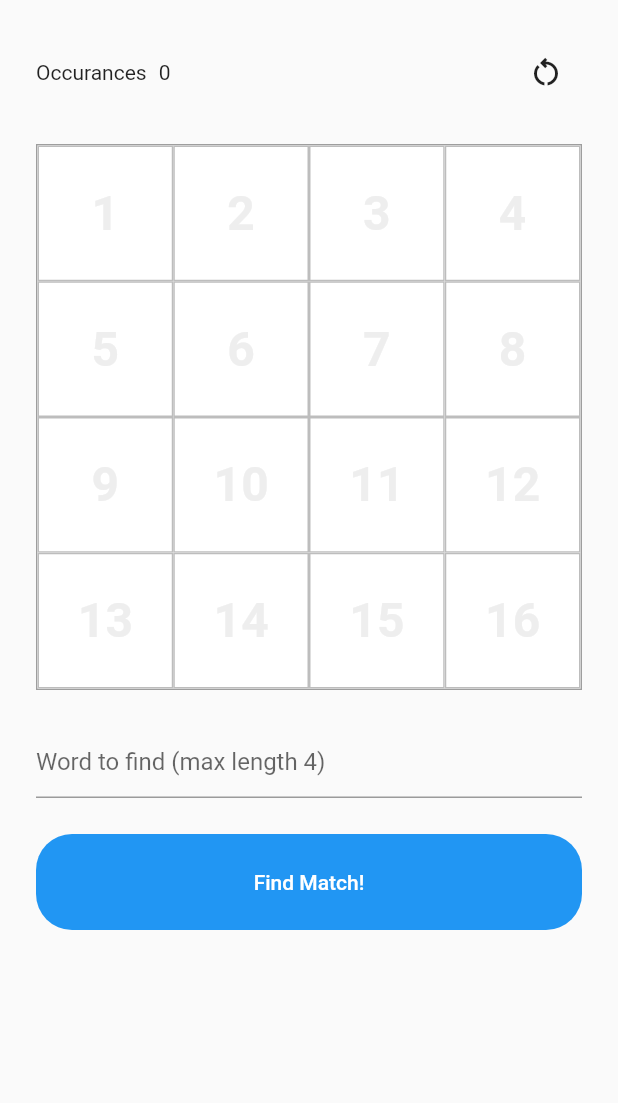
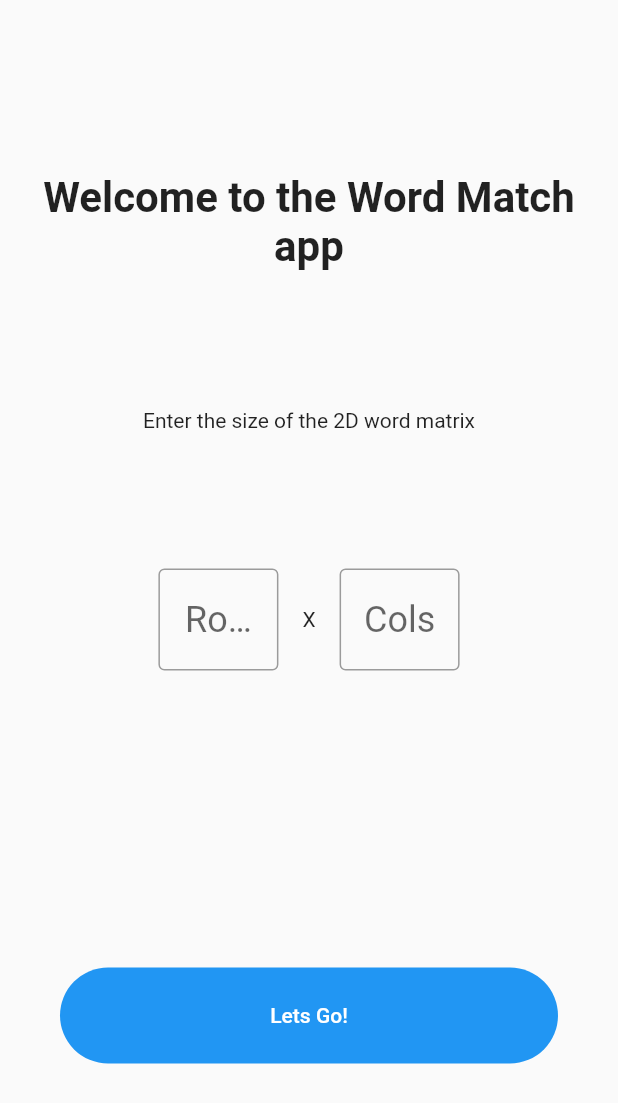
Before and after one commit to AjinkyaASK/word_match, a Flutter app: the screen it shows after launch, on a phone screen of 412 x 824 dp. Shown: the top 1103 px of the screen. Run offline on Flutter 3.47's test engine with Material 2 defaults, Android fonts, the phone set to English and light mode, and no system bars.

Commit message:
Added splash screen + Made few UI corrections and tweaks + Added navigation to from puzzle screen to start screen

```diff
--- a/lib/src/main_app.dart
+++ b/lib/src/main_app.dart
@@ -1,6 +1,7 @@
 import 'package:flutter/material.dart';
 
 import 'screens/puzzle/view.dart';
+import 'screens/start_screen/view.dart';
 
 class MainApp extends StatelessWidget {
   const MainApp({Key? key}) : super(key: key);
@@ -9,10 +10,7 @@ class MainApp extends StatelessWidget {
   Widget build(BuildContext context) {
     return MaterialApp(
       debugShowCheckedModeBanner: false,
-      home: PuzzleScreen(
-        rows: 4,
-        columns: 4,
-      ),
+      home: StartScreen(),
     );
   }
 }
--- /dev/null
+++ b/lib/src/screens/start_screen/view.dart
@@ -0,0 +1,138 @@
+import 'package:flutter/material.dart';
+import 'package:provider/provider.dart';
+
+import '../../values/labels.dart';
+import 'logic.dart';
+
+class StartScreen extends StatelessWidget {
+  const StartScreen({Key? key}) : super(key: key);
+
+  @override
+  Widget build(BuildContext context) {
+    return ChangeNotifierProvider<StartScreenController>(
+      create: (_) => StartScreenController(),
+      child: Consumer<StartScreenController>(
+        builder: (__, controller, ___) {
+          return Scaffold(
+            body: SafeArea(
+              child: Center(
+                child: Padding(
+                  padding: const EdgeInsets.all(24.0),
+                  child: Column(
+                    mainAxisAlignment: MainAxisAlignment.spaceEvenly,
+                    children: [
+                      Text(
+                        Labels.welcomeMessage,
+                        textAlign: TextAlign.center,
+                        style: TextStyle(
+                          fontSize: 28.0,
+                          fontWeight: FontWeight.bold,
+                        ),
+                      ),
+                      // Spacer(),
+                      Text(Labels.enterMatrixSizeMessage),
+                      Form(
+                        key: controller.formKey,
+                        child: Row(
+                          mainAxisSize: MainAxisSize.min,
+                          children: [
+                            /// Rows
+                            Padding(
+                              padding: const EdgeInsets.only(right: 16.0),
+                              child: SizedBox(
+                                width: 80.0,
+                                child: TextFormField(
+                                  controller:
+                                      controller.rowsCountTextController,
+                                  validator: controller.validateInput,
+                                  keyboardType: TextInputType.number,
+                                  textInputAction: TextInputAction.next,
+                                  textAlign: TextAlign.center,
+                                  style: TextStyle(
+                                    fontSize: 24.0,
+                                  ),
+                                  decoration: InputDecoration(
+                                    border: OutlineInputBorder(),
+                                    hintText: Labels.rowsTextInputHint,
+                                    errorStyle: TextStyle(height: 0),
+                                  ),
+                                ),
+                              ),
+                            ),
+
+                            /// Separator
+                            Text(Labels.rowsAndColumnsSeparator),
+
+                            /// Columns
+                            Padding(
+                              padding: const EdgeInsets.only(left: 16.0),
+                              child: SizedBox(
+                                width: 80.0,
+                                child: TextFormField(
+                                  controller:
+                                      controller.columnsCountTextController,
+                                  validator: controller.validateInput,
+                                  keyboardType: TextInputType.number,
+                                  textInputAction: TextInputAction.done,
+                                  textAlign: TextAlign.center,
+                                  style: TextStyle(
+                                    fontSize: 24.0,
+                                  ),
+                                  decoration: InputDecoration(
+                                    border: OutlineInputBorder(),
+                                    hintText: Labels.columnsTextInputHint,
+                                    errorStyle: TextStyle(height: 0),
+                                  ),
+                                ),
+                              ),
+                            ),
+                          ],
+                        ),
+                      ),
+
+                      Text(
+                        controller.errorMessage,
+                        style: TextStyle(color: Colors.red),
+                      ),
+
+                      Padding(
+                        padding: const EdgeInsets.symmetric(horizontal: 16.0),
+                        child: TextButton(
+                          onPressed: () => controller.onSubmit(context),
+                          style: ButtonStyle(
+                            padding: MaterialStateProperty.all(
+                                const EdgeInsets.symmetric(
+                              vertical: 24.0,
+                            )),
+                            shape: MaterialStateProperty.all(
+                                RoundedRectangleBorder(
+                                    borderRadius: BorderRadius.circular(32.0))),
+                            foregroundColor:
+                                MaterialStateProperty.all(Colors.white),
+                            backgroundColor:
+                                MaterialStateProperty.resolveWith((states) {
+                              if (states.contains(MaterialState.pressed))
+                                return Colors.blue.shade700;
+                              return Colors.blue;
+                            }),
+                          ),
+                          child: SizedBox(
+                            width: double.maxFinite,
+                            child: Text(
+                              Labels.goButton,
+                              textAlign: TextAlign.center,
+                            ),
+                          ),
+                        ),
+                      ),
+                    ],
+                  ),
+                ),
+              ),
+            ),
+          );
+        },
+      ),
+    );
+  }
+}
--- a/lib/src/values/labels.dart
+++ b/lib/src/values/labels.dart
@@ -1,8 +1,21 @@
 class Labels {
   // Generic
+  static const welcomeMessage = 'Welcome to the Word Match app';
+  static const appName = 'The Word Match';
   static const requiredFieldErrorMessage = 'This is a required field';
   static const onlyAlphanumericInputAllowedErrorMessage =
       'Only aphabets and numbers are allowed (No spaces or special characters)';
+  static const invalidInputErrorMessage = 'This is invalid input';
+  static const onlyNumberAllowedErrorMessage = 'Only numbers allowed';
+  static const maximumSupportedLengthErrorMessage = 'Maximum supported is';
+  static const minimumSupportedLengthErrorMessage = 'Minimum supported is';
+
+  // For Start Screen
+  static const enterMatrixSizeMessage = 'Enter the size of the 2D word matrix';
+  static const goButton = 'Lets Go!';
+  static const rowsTextInputHint = 'Rows';
+  static const rowsAndColumnsSeparator = 'X';
+  static const columnsTextInputHint = 'Cols';
 
   // For Puzzle Screen
   static const wordOccurances = 'Occurances';
--- a/lib/src/values/regex.dart
+++ b/lib/src/values/regex.dart
@@ -1,3 +1,4 @@
 class Regexs {
   static final RegExp alphaNumeric = RegExp(r'^[\w]*$');
+  static final RegExp numeric = RegExp(r'^[\d]*$');
 }
```
Also changed, not shown: lib/src/screens/puzzle/logic.dart (+11 -1 lines), lib/src/screens/puzzle/view.dart (+23 -9 lines), lib/src/screens/puzzle/widgets/matrix.dart (+5 -4 lines), lib/src/screens/puzzle/widgets/occurance_count_card.dart (+11 -1 lines), lib/src/screens/start_screen/logic.dart (added, +78 -0 lines), 5 other files.
